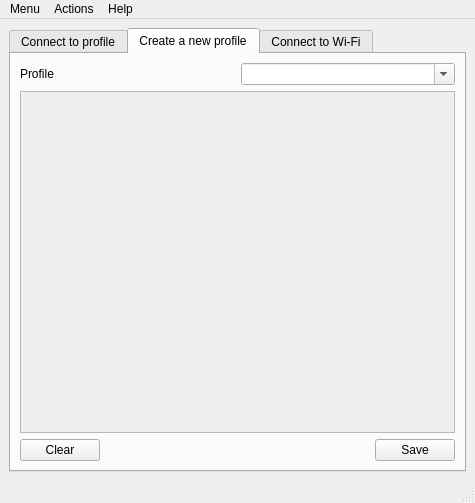
Old version of the form sources/gui/src/mainwindow.ui in the repository arcan1s/netctl-gui.
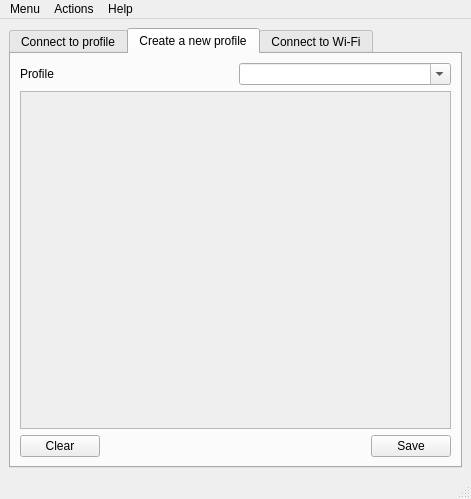
New version of the form. The open tabs and pages were chosen to show the change. Icons and pictures are not drawn.

Diff of the .ui file:
```diff
--- a/sources/gui/src/mainwindow.ui
+++ b/sources/gui/src/mainwindow.ui
@@ -6,8 +6,8 @@
    <rect>
     <x>0</x>
     <y>0</y>
-    <width>475</width>
-    <height>503</height>
+    <width>471</width>
+    <height>499</height>
    </rect>
   </property>
   <property name="windowTitle">
@@ -212,8 +212,8 @@
             <rect>
              <x>0</x>
              <y>0</y>
-             <width>443</width>
-             <height>345</height>
+             <width>439</width>
+             <height>340</height>
             </rect>
            </property>
            <property name="sizePolicy">
@@ -394,7 +394,7 @@
     <rect>
      <x>0</x>
      <y>0</y>
-     <width>475</width>
+     <width>471</width>
      <height>22</height>
     </rect>
    </property>
```
Left out of the diff: 67 changed lines with no effect on the pictures.
